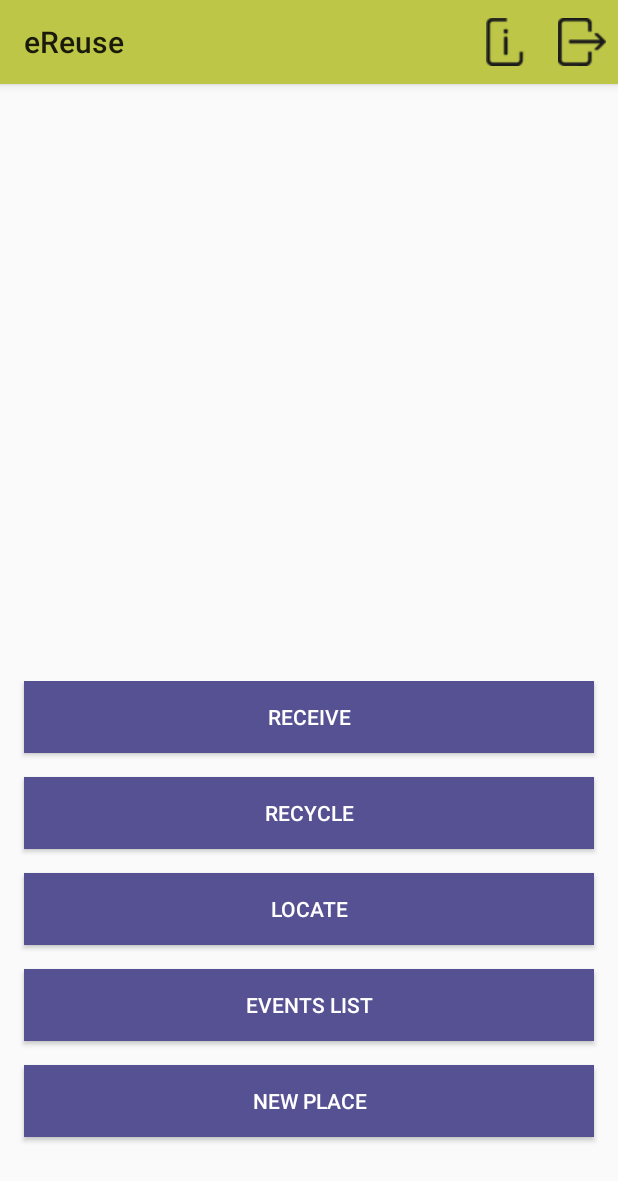
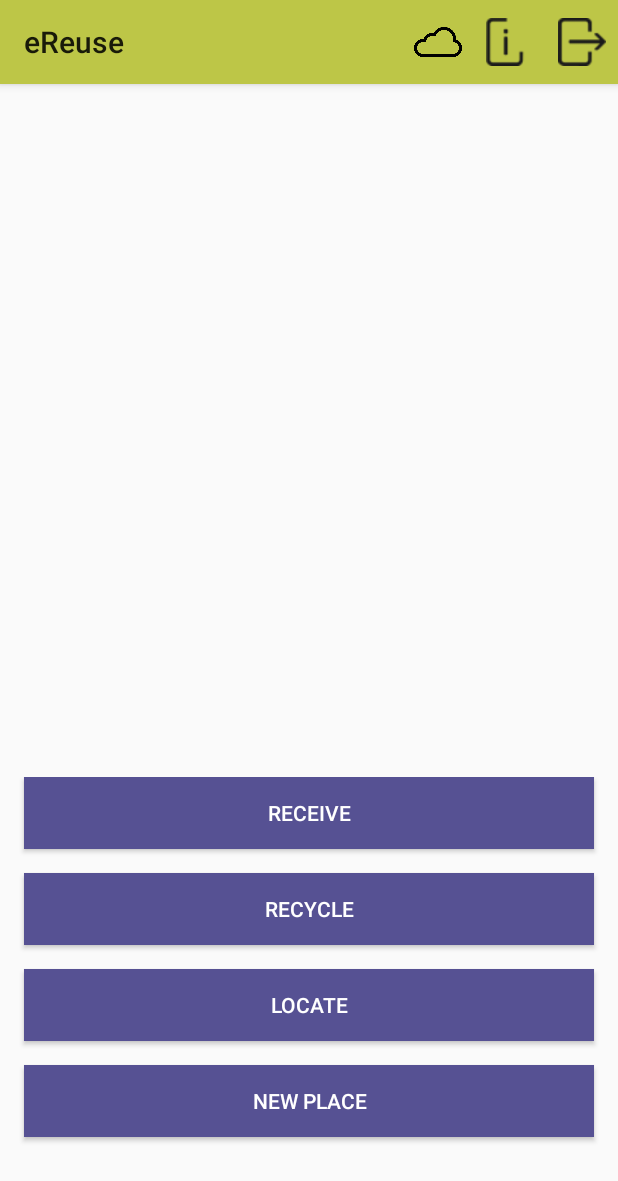
Before and after one commit to eReuse/android-old, an Android app: the ChooseActivity screen opened directly, with no data from a screen before it, on a phone screen of 412 x 824 dp. Shown: the top 1181 px of the screen. Run offline under Robolectric (Android 15) with nearby library versions, the phone set to English and light mode, and no system bars; 3 statements that could not run were skipped.

Commit message:
Let the user select the database to work with, hide 'List Events' as has a bug in parsing the response

```diff
--- a/ereuseAndroidApp/app/src/main/java/org/ereuse/scanner/activities/BaseActivity.java
+++ b/ereuseAndroidApp/app/src/main/java/org/ereuse/scanner/activities/BaseActivity.java
@@ -130,7 +130,7 @@ public class BaseActivity extends AppCompatActivity {
     private void doLogout(){
         User user = this.getScannerApplication().getUser();
         if (user != null) {
-            user.update(user.getEmail(), null, user.getRole(), user.get_id());
+            user.update(user.getEmail(), null, user.getRole(), user.get_id(), user.getDatabases(), user.getDefaultDatabase());
             Intent intent = new Intent(this, LoginActivity.class);
             startActivity(intent);
         }
--- a/ereuseAndroidApp/app/src/main/java/org/ereuse/scanner/activities/ChooseActivity.java
+++ b/ereuseAndroidApp/app/src/main/java/org/ereuse/scanner/activities/ChooseActivity.java
@@ -2,19 +2,32 @@ package org.ereuse.scanner.activities;
 
 import android.content.Intent;
 import android.os.Bundle;
+import android.view.Menu;
+import android.view.MenuInflater;
+import android.view.MenuItem;
+import android.view.SubMenu;
 import android.view.View;
 
 import org.ereuse.scanner.R;
+import org.ereuse.scanner.data.User;
+import org.ereuse.scanner.services.api.ApiServices;
+import org.ereuse.scanner.services.api.ApiServicesImpl;
+
+import java.util.ArrayList;
 
 /**
  * Created by Jamgo SCCL.
  */
 public class ChooseActivity extends BaseActivity {
 
+    private SubMenu selectDb;
+    ArrayList<String> databases;
+
     @Override
     protected void onCreate(Bundle savedInstanceState) {
         super.onCreate(savedInstanceState);
         setContentView(R.layout.activity_choose);
+        databases = getScannerApplication().getUser().getDatabases();
         setToolbar();
     }
 
@@ -23,6 +36,18 @@ public class ChooseActivity extends BaseActivity {
     {
         super.onResume();
         checkLogin();
+    }
+
+    @Override
+    public boolean onCreateOptionsMenu(Menu menu) {
+        MenuInflater inflater = getMenuInflater();
+        inflater.inflate(R.menu.select_db_menu, menu);
+        MenuItem item = menu.findItem(R.id.action_select_db);
+        selectDb = item.getSubMenu();
+        SetDatabase setDatabase = new SetDatabase();
+        for(String database : databases)
+            selectDb.add(database).setOnMenuItemClickListener(setDatabase);
+        return true;
     }
 
     public void doReceive(View view) {
@@ -57,4 +82,13 @@ public class ChooseActivity extends BaseActivity {
         startActivity(intent);
     }
 
+    class SetDatabase implements MenuItem.OnMenuItemClickListener{
+
+        @Override
+        public boolean onMenuItemClick(MenuItem item) {
+            ApiServicesImpl.setDb(item.getTitleCondensed().toString());
+            return true;
+        }
+    }
+
 }
--- a/ereuseAndroidApp/app/src/main/java/org/ereuse/scanner/activities/LoginActivity.java
+++ b/ereuseAndroidApp/app/src/main/java/org/ereuse/scanner/activities/LoginActivity.java
@@ -138,7 +138,7 @@ public class LoginActivity extends AsyncActivity implements GoogleApiClient.Conn
 
         LoginResponse loginResponse = (LoginResponse) response;
         User user = getScannerApplication().getUser();
-        user.update(loginResponse.getEmail(), loginResponse.getToken(), loginResponse.getRole(), loginResponse.get_id());
+        user.update(loginResponse.getEmail(), loginResponse.getToken(), loginResponse.getRole(), loginResponse.get_id(), loginResponse.getDatabases(), loginResponse.getDefaultDatabase());
         this.getScannerApplication().setServer(this.getServer());
         this.getScannerApplication().setUser(user);
 
--- a/ereuseAndroidApp/app/src/main/java/org/ereuse/scanner/services/api/ApiServicesImpl.java
+++ b/ereuseAndroidApp/app/src/main/java/org/ereuse/scanner/services/api/ApiServicesImpl.java
@@ -87,7 +87,7 @@ public class ApiServicesImpl implements ApiServices {
         HttpEntity<?> requestEntity = new HttpEntity<Object>(request, this.getRequestHeaders(false));
         ResponseEntity<LoginResponse> response = this.restTemplate.exchange(url, HTTP_METHOD_LOGIN, requestEntity, LoginResponse.class);
         LoginResponse body = response.getBody();
-        db = body.getDefaultDatabase() + '/';
+        setDb(body.getDefaultDatabase());
         return body;
     }
 
@@ -230,4 +230,8 @@ public class ApiServicesImpl implements ApiServices {
             return message;
         }
     }
+
+    public static void setDb(String db) {
+        ApiServicesImpl.db = db + '/';
+    }
 }
--- a/ereuseAndroidApp/app/src/main/res/layout/activity_choose.xml
+++ b/ereuseAndroidApp/app/src/main/res/layout/activity_choose.xml
@@ -74,7 +74,8 @@
             android:text="@string/events_button"
             android:onClick="showEventsList"
             android:background="@color/emphasis_2"
-            android:textColor="@color/white" />
+            android:textColor="@color/white"
+            android:visibility="gone" />
 
         <Button
             android:layout_width="match_parent"
--- /dev/null
+++ b/ereuseAndroidApp/app/src/main/res/menu/select_db_menu.xml
@@ -0,0 +1,22 @@
+<?xml version="1.0" encoding="utf-8"?>
+<menu xmlns:android="http://schemas.android.com/apk/res/android"
+    xmlns:app="http://schemas.android.com/apk/res-auto"
+    >
+    <item
+        android:id="@+id/action_select_db"
+        android:title="Select Database"
+        android:icon="@drawable/cloud"
+        app:showAsAction="always">
+        <menu xmlns:android="http://schemas.android.com/apk/res/android"
+            >
+        </menu>
+    </item>
+    <item android:id="@+id/action_about"
+        android:title="About"
+        android:icon="@drawable/about"
+        app:showAsAction="always" />
+    <item android:id="@+id/action_logout"
+        android:title="Logout"
+        android:icon="@drawable/logout"
+        app:showAsAction="ifRoom" />
+</menu>
```
Also changed, not shown: ereuseAndroidApp/app/src/main/java/org/ereuse/scanner/data/User.java (+16 -1 lines), ereuseAndroidApp/app/src/main/res/drawable/cloud.png (added).
